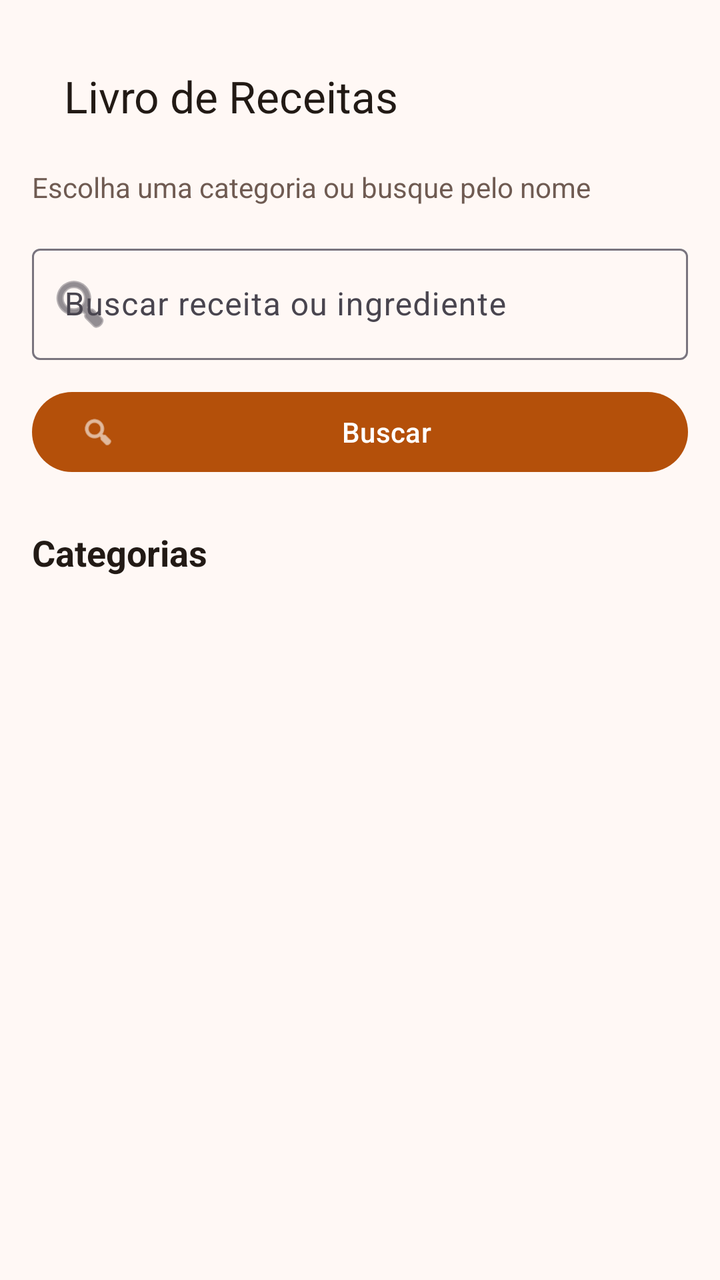
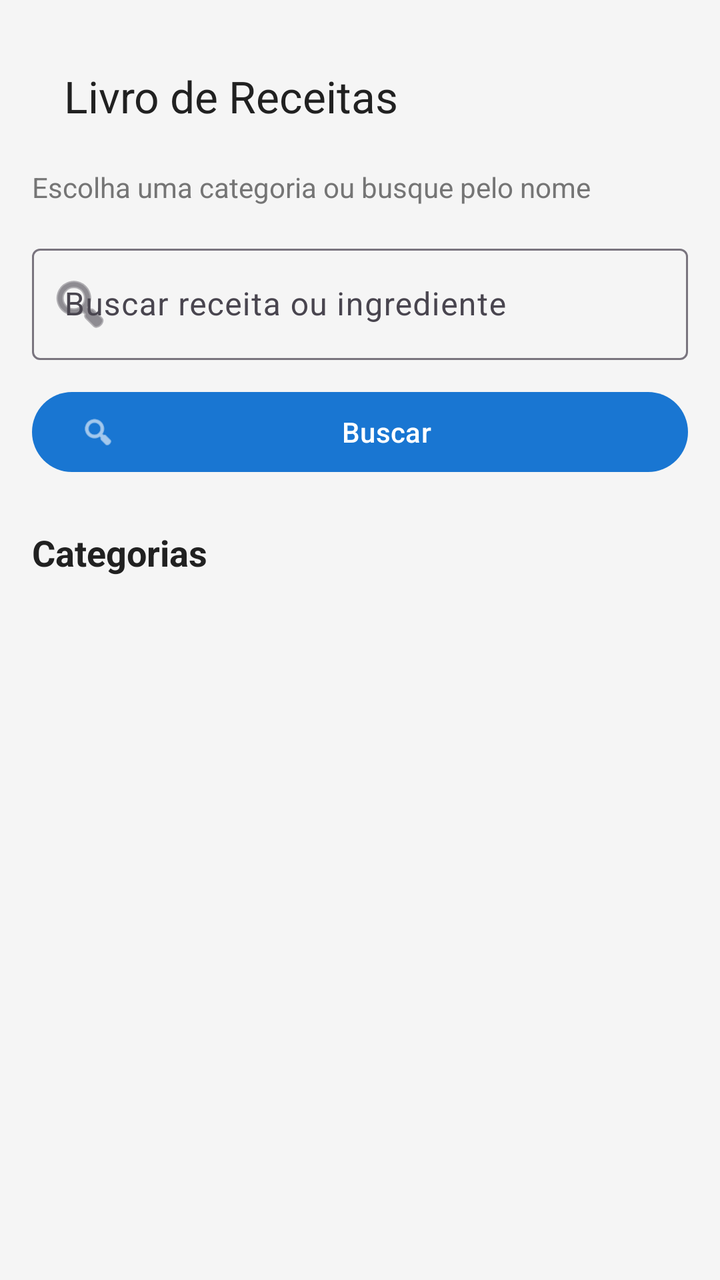

An Android layout rendered at two revisions. The XML below is the earlier revision; the diff shows what the commit changed to produce the second picture.
<!-- AndroidManifest.xml: application theme Theme.ReceitasApp -->
<!-- res/layout/activity_main.xml -->
<?xml version="1.0" encoding="utf-8"?>
<androidx.constraintlayout.widget.ConstraintLayout
    xmlns:android="http://schemas.android.com/apk/res/android"
    xmlns:app="http://schemas.android.com/apk/res-auto"
    android:layout_width="match_parent"
    android:layout_height="match_parent"
    android:background="?android:colorBackground"
    android:padding="16dp">

    <com.google.android.material.appbar.MaterialToolbar
        android:id="@+id/toolbarHome"
        android:layout_width="0dp"
        android:layout_height="wrap_content"
        android:background="@android:color/transparent"
        app:title="@string/titulo_home"
        app:titleTextColor="@color/texto_primario"
        app:layout_constraintTop_toTopOf="parent"
        app:layout_constraintStart_toStartOf="parent"
        app:layout_constraintEnd_toEndOf="parent" />

    <TextView
        android:id="@+id/txtSubtitulo"
        android:layout_width="0dp"
        android:layout_height="wrap_content"
        android:layout_marginTop="4dp"
        android:text="@string/subtitulo_home"
        android:textColor="@color/texto_secundario"
        android:textSize="14sp"
        app:layout_constraintTop_toBottomOf="@id/toolbarHome"
        app:layout_constraintStart_toStartOf="parent"
        app:layout_constraintEnd_toEndOf="parent" />

    
    <com.google.android.material.textfield.TextInputLayout
        android:id="@+id/tilBusca"
        style="@style/Widget.Material3.TextInputLayout.OutlinedBox"
        android:layout_width="0dp"
        android:layout_height="wrap_content"
        android:layout_marginTop="16dp"
        android:hint="@string/hint_busca"
        app:startIconDrawable="@android:drawable/ic_menu_search"
        app:layout_constraintTop_toBottomOf="@id/txtSubtitulo"
        app:layout_constraintStart_toStartOf="parent"
        app:layout_constraintEnd_toEndOf="parent">

        <com.google.android.material.textfield.TextInputEditText
            android:id="@+id/edtBusca"
            android:layout_width="match_parent"
            android:layout_height="wrap_content"
            android:imeOptions="actionSearch"
            android:inputType="text"
            android:maxLines="1" />
    </com.google.android.material.textfield.TextInputLayout>

    <com.google.android.material.button.MaterialButton
        android:id="@+id/btnBuscar"
        android:layout_width="0dp"
        android:layout_height="wrap_content"
        android:layout_marginTop="12dp"
        android:text="@string/btn_buscar"
        app:icon="@android:drawable/ic_menu_search"
        app:layout_constraintTop_toBottomOf="@id/tilBusca"
        app:layout_constraintStart_toStartOf="parent"
        app:layout_constraintEnd_toEndOf="parent" />

    <TextView
        android:id="@+id/txtLabelCategorias"
        android:layout_width="0dp"
        android:layout_height="wrap_content"
        android:layout_marginTop="24dp"
        android:text="@string/label_categorias"
        android:textColor="@color/texto_primario"
        android:textSize="18sp"
        android:textStyle="bold"
        app:layout_constraintTop_toBottomOf="@id/btnBuscar"
        app:layout_constraintStart_toStartOf="parent"
        app:layout_constraintEnd_toEndOf="parent" />

    
    <GridView
        android:id="@+id/gridCategorias"
        android:layout_width="0dp"
        android:layout_height="0dp"
        android:layout_marginTop="12dp"
        android:clipToPadding="false"
        android:horizontalSpacing="12dp"
        android:numColumns="2"
        android:verticalSpacing="12dp"
        app:layout_constraintTop_toBottomOf="@id/txtLabelCategorias"
        app:layout_constraintBottom_toTopOf="@id/txtResumo"
        app:layout_constraintStart_toStartOf="parent"
        app:layout_constraintEnd_toEndOf="parent" />

    <TextView
        android:id="@+id/txtResumo"
        android:layout_width="0dp"
        android:layout_height="wrap_content"
        android:textColor="@color/texto_secundario"
        android:textSize="13sp"
        app:layout_constraintBottom_toTopOf="@id/txtFavoritos"
        app:layout_constraintStart_toStartOf="parent"
        app:layout_constraintEnd_toEndOf="parent" />

    <TextView
        android:id="@+id/txtFavoritos"
        android:layout_width="0dp"
        android:layout_height="wrap_content"
        android:layout_marginTop="2dp"
        android:textColor="@color/laranja_primario"
        android:textSize="13sp"
        android:textStyle="bold"
        app:layout_constraintBottom_toBottomOf="parent"
        app:layout_constraintStart_toStartOf="parent"
        app:layout_constraintEnd_toEndOf="parent" />

</androidx.constraintlayout.widget.ConstraintLayout>
<!-- resources referenced by this layout -->
<resources>
  <color name="laranja_primario">#FFB4500A</color>
  <color name="texto_primario">#FF221A15</color>
  <color name="texto_secundario">#FF6F5B52</color>
  <string name="btn_buscar">Buscar</string>
  <string name="hint_busca">Buscar receita ou ingrediente</string>
  <string name="label_categorias">Categorias</string>
  <string name="subtitulo_home">Escolha uma categoria ou busque pelo nome</string>
  <string name="titulo_home">Livro de Receitas</string>
  <style name="Theme.ReceitasApp" parent="Theme.Material3.Light.NoActionBar">
          <item name="colorPrimary">@color/laranja_primario</item>
          <item name="colorOnPrimary">@color/branco</item>
          <item name="colorPrimaryContainer">@color/laranja_claro</item>
          <item name="colorOnPrimaryContainer">@color/texto_primario</item>
          <item name="colorSecondary">@color/verde_secundario</item>
          <item name="colorOnSecondary">@color/branco</item>
          <item name="android:colorBackground">@color/fundo</item>
          <item name="colorSurface">@color/superficie</item>
          <item name="android:statusBarColor">@color/laranja_primario</item>
          <item name="android:windowLightStatusBar">false</item>
      </style>
  <color name="branco">#FFFFFFFF</color>
  <color name="laranja_claro">#FFFFDBC7</color>
  <color name="verde_secundario">#FF3E6B3C</color>
  <color name="fundo">#FFFFF8F5</color>
  <color name="superficie">#FFFFFFFF</color>
</resources>

<!-- the commit's change to res/layout/activity_main.xml (unified diff, before → after) -->
@@ -13,7 +13,7 @@
         android:layout_height="wrap_content"
         android:background="@android:color/transparent"
         app:title="@string/titulo_home"
-        app:titleTextColor="@color/texto_primario"
+        app:titleTextColor="@color/text_primary"
         app:layout_constraintTop_toTopOf="parent"
         app:layout_constraintStart_toStartOf="parent"
         app:layout_constraintEnd_toEndOf="parent" />
@@ -24,7 +24,7 @@
         android:layout_height="wrap_content"
         android:layout_marginTop="4dp"
         android:text="@string/subtitulo_home"
-        android:textColor="@color/texto_secundario"
+        android:textColor="@color/text_secondary"
         android:textSize="14sp"
         app:layout_constraintTop_toBottomOf="@id/toolbarHome"
         app:layout_constraintStart_toStartOf="parent"
@@ -69,7 +69,7 @@
         android:layout_height="wrap_content"
         android:layout_marginTop="24dp"
         android:text="@string/label_categorias"
-        android:textColor="@color/texto_primario"
+        android:textColor="@color/text_primary"
         android:textSize="18sp"
         android:textStyle="bold"
         app:layout_constraintTop_toBottomOf="@id/btnBuscar"
@@ -95,7 +95,7 @@
         android:id="@+id/txtResumo"
         android:layout_width="0dp"
         android:layout_height="wrap_content"
-        android:textColor="@color/texto_secundario"
+        android:textColor="@color/text_secondary"
         android:textSize="13sp"
         app:layout_constraintBottom_toTopOf="@id/txtFavoritos"
         app:layout_constraintStart_toStartOf="parent"
@@ -106,7 +106,7 @@
         android:layout_width="0dp"
         android:layout_height="wrap_content"
         android:layout_marginTop="2dp"
-        android:textColor="@color/laranja_primario"
+        android:textColor="@color/primary"
         android:textSize="13sp"
         android:textStyle="bold"
         app:layout_constraintBottom_toBottomOf="parent"
<!-- resource entries referenced after the edit -->
@@ -1,29 +1,29 @@
 <!-- resources referenced by this layout -->
 <resources>
-  <color name="laranja_primario">#FFB4500A</color>
-  <color name="texto_primario">#FF221A15</color>
-  <color name="texto_secundario">#FF6F5B52</color>
+  <color name="primary">#1976D2</color>
+  <color name="text_primary">#212121</color>
+  <color name="text_secondary">#757575</color>
   <string name="btn_buscar">Buscar</string>
   <string name="hint_busca">Buscar receita ou ingrediente</string>
   <string name="label_categorias">Categorias</string>
   <string name="subtitulo_home">Escolha uma categoria ou busque pelo nome</string>
   <string name="titulo_home">Livro de Receitas</string>
   <style name="Theme.ReceitasApp" parent="Theme.Material3.Light.NoActionBar">
-          <item name="colorPrimary">@color/laranja_primario</item>
-          <item name="colorOnPrimary">@color/branco</item>
-          <item name="colorPrimaryContainer">@color/laranja_claro</item>
-          <item name="colorOnPrimaryContainer">@color/texto_primario</item>
-          <item name="colorSecondary">@color/verde_secundario</item>
-          <item name="colorOnSecondary">@color/branco</item>
-          <item name="android:colorBackground">@color/fundo</item>
-          <item name="colorSurface">@color/superficie</item>
-          <item name="android:statusBarColor">@color/laranja_primario</item>
-          <item name="android:windowLightStatusBar">false</item>
+          <item name="colorPrimary">@color/primary</item>
+          <item name="colorOnPrimary">@color/white</item>
+          <item name="colorPrimaryContainer">@color/primary_light</item>
+          <item name="colorOnPrimaryContainer">@color/text_primary</item>
+          <item name="colorSecondary">@color/secondary</item>
+          <item name="colorOnSecondary">@color/white</item>
+          <item name="android:colorBackground">@color/background</item>
+          <item name="colorSurface">@color/surface</item>
+          <item name="android:statusBarColor">@color/primary</item>
+          <item name="android:windowLightStatusBar">true</item>
       </style>
-  <color name="branco">#FFFFFFFF</color>
-  <color name="laranja_claro">#FFFFDBC7</color>
-  <color name="verde_secundario">#FF3E6B3C</color>
-  <color name="fundo">#FFFFF8F5</color>
-  <color name="superficie">#FFFFFFFF</color>
+  <color name="white">#FFFFFF</color>
+  <color name="primary_light">#E3F2FD</color>
+  <color name="secondary">#388E3C</color>
+  <color name="background">#F5F5F5</color>
+  <color name="surface">#FFFFFF</color>
 </resources>
 
